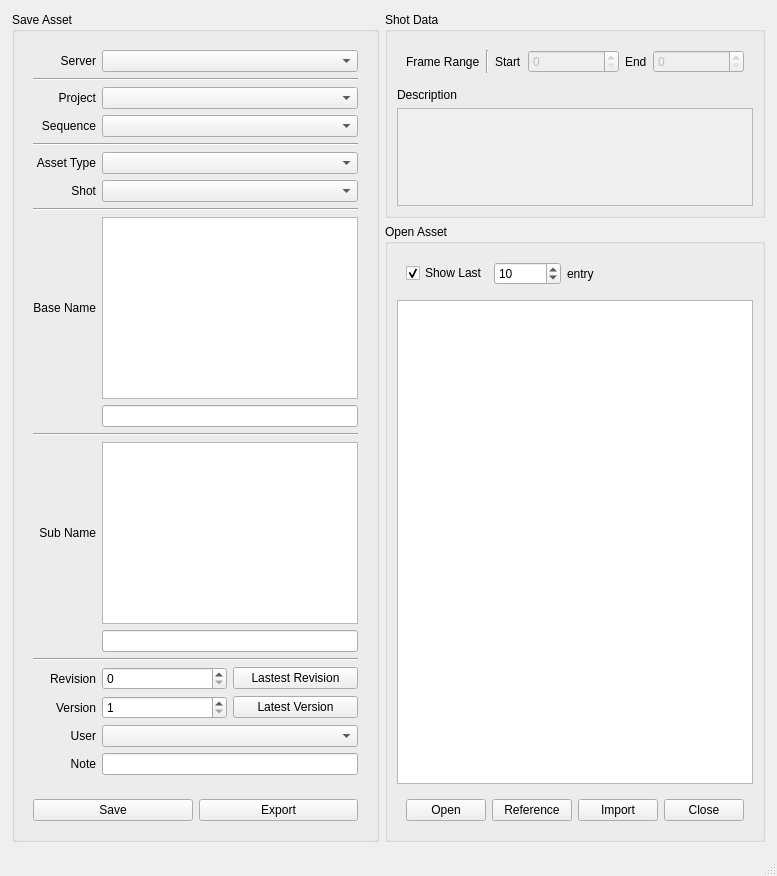
Above: ui/assetManager.ui from code-google-com/oyprojectmanager before the change. Below: the same form after it.
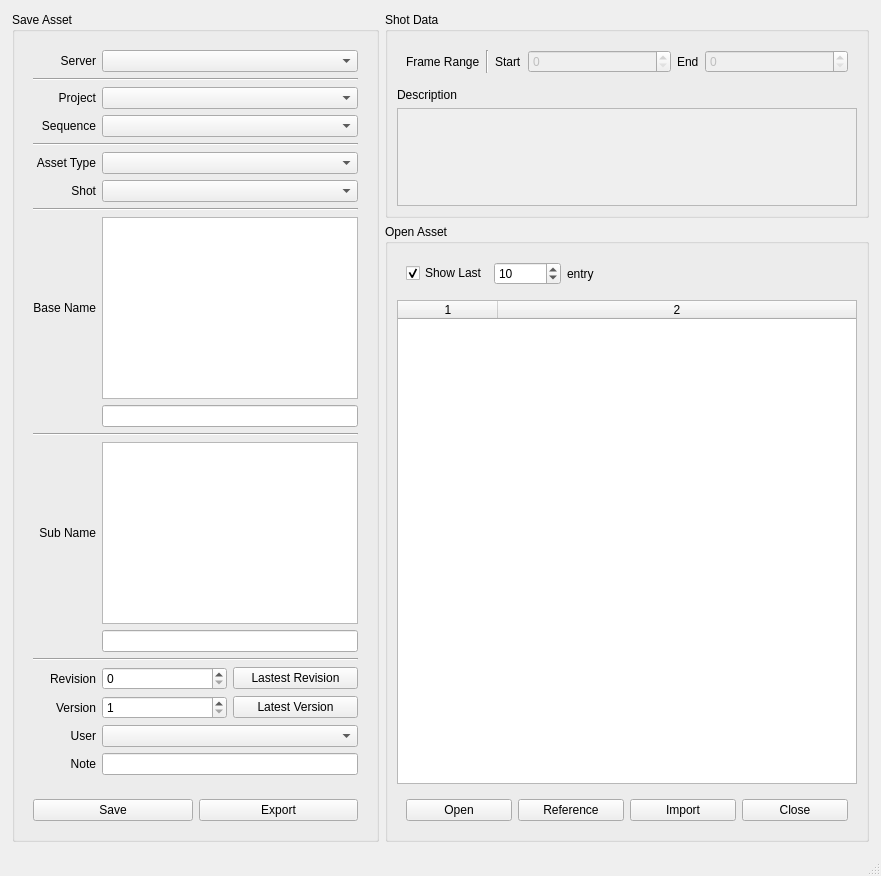
That is the form after the change.

Patch:
```diff
--- a/ui/assetManager.ui
+++ b/ui/assetManager.ui
@@ -6,7 +6,7 @@
    <rect>
     <x>0</x>
     <y>0</y>
-    <width>774</width>
+    <width>881</width>
     <height>876</height>
    </rect>
   </property>
@@ -779,21 +779,36 @@
               </widget>
              </item>
              <item>
-              <widget class="QListWidget" name="assets_listWidget1">
-               <property name="toolTip">
-                <string>Lists all the versions of the current asset</string>
-               </property>
-               <property name="statusTip">
-                <string>Lists all the versions of the current asset</string>
-               </property>
-               <property name="whatsThis">
-                <string>Asset List:
-
-All versions of the currently selected asset will be listed here...</string>
+              <widget class="QTableWidget" name="assets_tableWidget1">
+               <property name="editTriggers">
+                <set>QAbstractItemView::NoEditTriggers</set>
                </property>
                <property name="alternatingRowColors">
                 <bool>true</bool>
                </property>
+               <property name="selectionMode">
+                <enum>QAbstractItemView::SingleSelection</enum>
+               </property>
+               <property name="selectionBehavior">
+                <enum>QAbstractItemView::SelectRows</enum>
+               </property>
+               <property name="columnCount">
+                <number>2</number>
+               </property>
+               <attribute name="horizontalHeaderStretchLastSection">
+                <bool>true</bool>
+               </attribute>
+               <attribute name="verticalHeaderVisible">
+                <bool>false</bool>
+               </attribute>
+               <attribute name="verticalHeaderVisible">
+                <bool>false</bool>
+               </attribute>
+               <attribute name="horizontalHeaderStretchLastSection">
+                <bool>true</bool>
+               </attribute>
+               <column/>
+               <column/>
               </widget>
              </item>
              <item>
```
